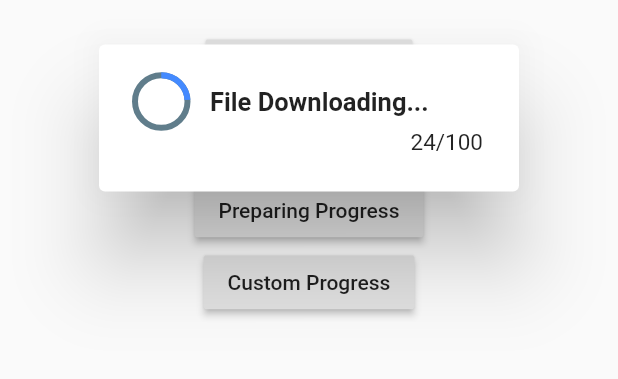
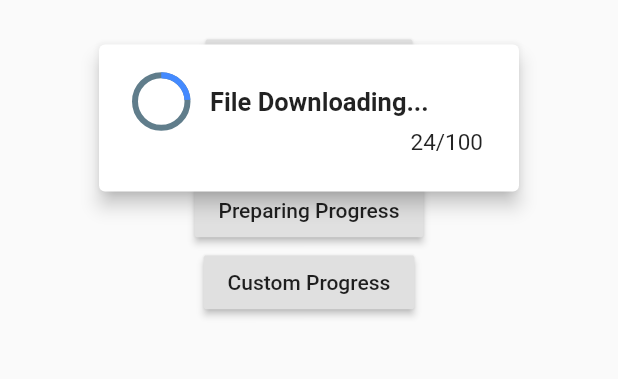
Before and after one commit to emreesen27/Flutter-Progress-Dialog, a Flutter app: the screen it shows after launch, after a tap on "Valuable Progress", on a phone screen of 412 x 824 dp, the part 500-879 px from its top. Run offline on Flutter 3.47's test engine with Material 2 defaults, Android fonts, the phone set to English and light mode, and no system bars.

Commit message:
dismissible and elevation added.

```diff
--- a/example/lib/main.dart
+++ b/example/lib/main.dart
@@ -23,7 +23,7 @@ class Home extends StatelessWidget {
     /// Max and msg required
     pd.show(
       max: 100,
-      msg: 'File Downloading...',
+      msg: 'File Downloading...asdasdasdasdasdasd',
       progressBgColor: Colors.transparent,
     );
     for (int i = 0; i <= 100; i++) {
--- a/lib/progress_dialog.dart
+++ b/lib/progress_dialog.dart
@@ -74,18 +74,20 @@ class ProgressDialog {
   show({
     @required int max,
     @required String msg,
+    ProgressType progressType: ProgressType.normal,
+    ValuePosition valuePosition: ValuePosition.right,
     Color backgroundColor: Colors.white,
     Color barrierColor: Colors.transparent,
     Color progressValueColor: Colors.blueAccent,
     Color progressBgColor: Colors.blueGrey,
-    ProgressType progressType: ProgressType.normal,
-    double msgFontSize: 17.0,
+    Color valueColor: Colors.black87,
     Color msgColor: Colors.black87,
     FontWeight msqFontWeight: FontWeight.bold,
     FontWeight valueFontWeight: FontWeight.normal,
     double valueFontSize: 15.0,
-    Color valueColor: Colors.black87,
-    ValuePosition valuePosition: ValuePosition.right,
+    double msgFontSize: 17.0,
+    double elevation: 5.0,
+    bool barrierDismissible: false,
   }) {
     assert(max != null, 'max is null !');
     assert(msg != null, 'msg (message) is null !');
@@ -93,11 +95,12 @@ class ProgressDialog {
     _dialogIsOpen = true;
     _msg.value = msg;
     return showDialog(
-      barrierDismissible: false,
+      barrierDismissible: barrierDismissible,
       barrierColor: barrierColor,
       context: _context,
       builder: (context) => AlertDialog(
         backgroundColor: backgroundColor,
+        elevation: elevation,
         content: ValueListenableBuilder(
           valueListenable: _progress,
           builder: (BuildContext context, value, Widget child) {
```
